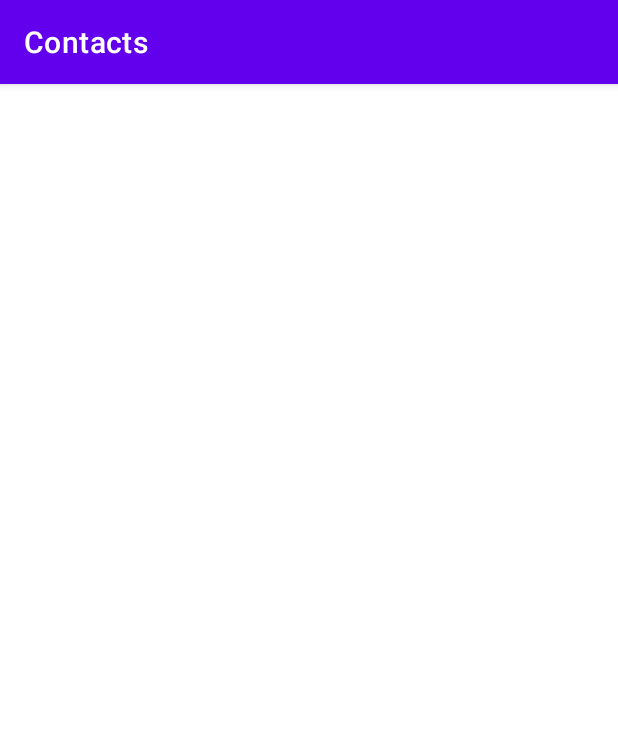
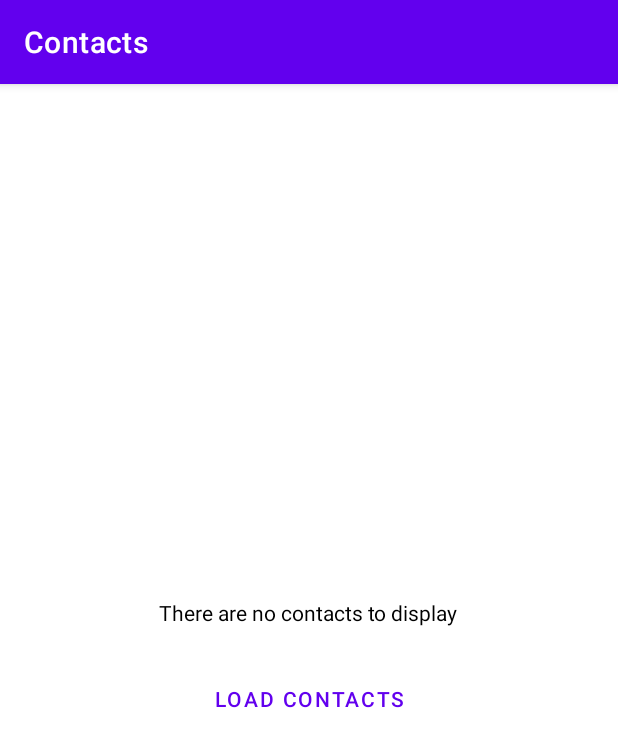
Before and after one commit to JoelEspinal/contacts, an Android app: the screen it shows after launch (MainActivity), on a phone screen of 412 x 824 dp. Shown: the top 747 px of the screen. Run offline under Robolectric (Android 15) with nearby library versions, the phone set to English and light mode, and no system bars; our stand-ins replace Picasso; pictures from the network do not load; 3 statements that could not run were skipped.

Commit message:
🚧 Add view for emplty list

```diff
--- a/app/src/main/res/layout/main_fragment.xml
+++ b/app/src/main/res/layout/main_fragment.xml
@@ -11,6 +11,35 @@
         android:id="@+id/contactsRecycleView"
         android:layout_width="match_parent"
         android:layout_height="match_parent"
-        android:padding="8dp"/>
+        android:padding="8dp"
+        app:layout_constraintBottom_toBottomOf="parent"
+        app:layout_constraintTop_toTopOf="parent" />
 
+    <LinearLayout
+        android:id="@+id/todo_list_empty_view"
+        android:layout_width="match_parent"
+        android:layout_height="wrap_content"
+        android:orientation="vertical"
+        android:textAlignment="center"
+        app:layout_constraintBottom_toBottomOf="parent"
+        app:layout_constraintTop_toTopOf="parent">
+
+        <TextView
+            android:layout_width="wrap_content"
+            android:layout_height="wrap_content"
+            android:layout_gravity="center"
+            android:padding="16dp"
+            android:text="There are no contacts to display"
+            android:textColor="@color/black" />
+
+        <com.google.android.material.button.MaterialButton
+            style="@style/Widget.MaterialComponents.Button.TextButton"
+            android:id="@+id/refresh"
+            android:layout_width="wrap_content"
+            android:layout_height="wrap_content"
+            android:layout_gravity="center"
+            android:padding="16dp"
+            android:text="Load Contacts" />
+
+    </LinearLayout>
 </androidx.constraintlayout.widget.ConstraintLayout>
```
